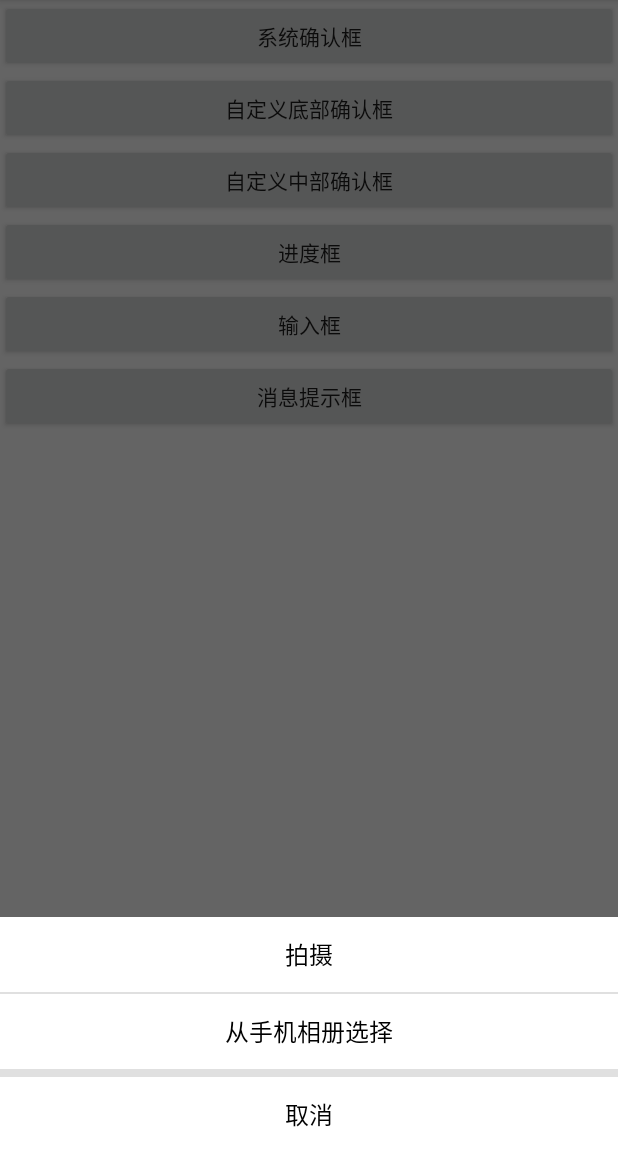
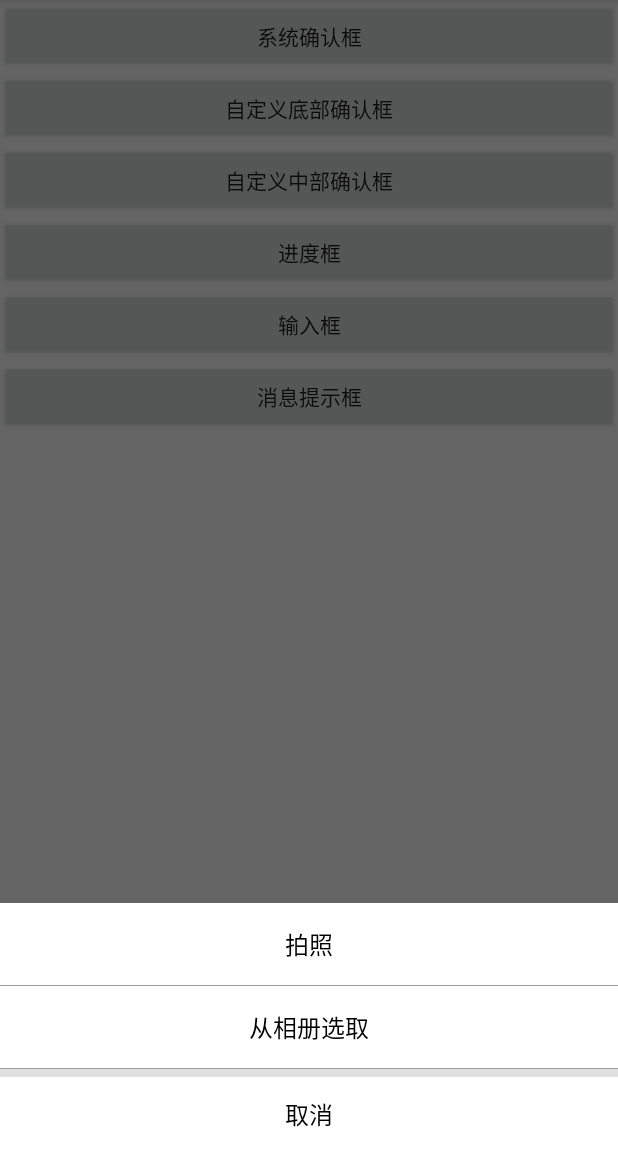
Before and after one commit to jsyjst/Yuan-SpeedDialog, an Android app: the screen it shows after launch (MainActivity), after a tap on "自定义底部确认框", on a phone screen of 412 x 824 dp, the part 84-1236 px from its top. Run offline under Robolectric (Android 15) with nearby library versions, the phone set to English and light mode, and no system bars; libraries missing offline, so code that uses them is left out: com.pnikosis.materialishprogress.

Commit message:
添加底部选择框样式

```diff
--- a/app/build.gradle
+++ b/app/build.gradle
@@ -30,4 +30,5 @@ dependencies {
     androidTestImplementation 'androidx.test:runner:1.1.0-alpha4'
     androidTestImplementation 'androidx.test.espresso:espresso-core:3.1.0-alpha4'
     implementation 'com.pnikosis:materialish-progress:1.7'
+    implementation 'androidx.recyclerview:recyclerview:1.0.0'
 }
--- /dev/null
+++ b/app/src/main/java/com/example/yuan_dialog/adapter/BottomDialogAdapter.java
@@ -0,0 +1,77 @@
+package com.example.yuan_dialog.adapter;
+
+import android.app.Dialog;
+import android.content.Context;
+import android.util.Log;
+import android.view.LayoutInflater;
+import android.view.View;
+import android.view.ViewGroup;
+import android.widget.TextView;
+
+import com.example.yuan_dialog.R;
+import com.example.yuan_dialog.listener.OnMenuItemClickListener;
+
+import java.util.List;
+
+import androidx.annotation.NonNull;
+import androidx.recyclerview.widget.RecyclerView;
+
+/**
+ * <pre>
+ *     author : 残渊
+ *     time   : 2019/07/12
+ *     desc   :
+ * </pre>
+ */
+
+public class BottomDialogAdapter extends RecyclerView.Adapter<BottomDialogAdapter.ViewHolder> {
+    private static final String TAG = "BottomDialogAdapter";
+    private List<String> mMenuNameList;
+    private OnMenuItemClickListener mMenuItemClickListener;
+    private Dialog mDialog;
+
+    public BottomDialogAdapter(List<String> menuNameList){
+        mMenuNameList = menuNameList;
+    }
+
+    @NonNull
+    @Override
+    public ViewHolder onCreateViewHolder(@NonNull ViewGroup viewGroup, int i) {
+        View view = LayoutInflater.from(viewGroup.getContext())
+                .inflate(R.layout.item_bottom_recycler,viewGroup,false);
+        ViewHolder viewHolder = new ViewHolder(view);
+        return viewHolder;
+    }
+
+    @Override
+    public void onBindViewHolder(@NonNull ViewHolder viewHolder, int i) {
+        String menuName = mMenuNameList.get(i);
+        viewHolder.menuTv.setText(menuName);
+        viewHolder.menuItem.setOnClickListener(view1 -> {
+            if(mMenuItemClickListener !=null) {
+                mDialog.cancel();
+                mMenuItemClickListener.onClick(mDialog,i);
+            }
+        });
+    }
+
+    @Override
+    public int getItemCount() {
+        return mMenuNameList.size();
+    }
+
+    static class ViewHolder extends RecyclerView.ViewHolder{
+        TextView menuTv;
+        View menuItem;
+        public ViewHolder(@NonNull View itemView) {
+            super(itemView);
+            menuTv = itemView.findViewById(R.id.menuTv);
+            menuItem = itemView;
+        }
+    }
+
+    public void setMenuItemClickListener(OnMenuItemClickListener menuItemClickListener, Dialog dialog){
+        mDialog = dialog;
+        mMenuItemClickListener = menuItemClickListener;
+    }
+}
--- a/app/src/main/java/com/example/yuan_dialog/dialog/SpeedDialog.java
+++ b/app/src/main/java/com/example/yuan_dialog/dialog/SpeedDialog.java
@@ -3,6 +3,7 @@ package com.example.yuan_dialog.dialog;
 import android.app.Dialog;
 import android.content.Context;
 import android.os.Bundle;
+import android.util.Log;
 import android.view.Gravity;
 import android.view.LayoutInflater;
 import android.view.View;
@@ -14,11 +15,18 @@ import android.widget.TextView;
 
 
 import com.example.yuan_dialog.R;
+import com.example.yuan_dialog.adapter.BottomDialogAdapter;
 import com.example.yuan_dialog.listener.OnInputDialogButtonClickListener;
+import com.example.yuan_dialog.listener.OnMenuItemClickListener;
 import com.example.yuan_dialog.listener.OnSelectClickListener;
 import com.pnikosis.materialishprogress.ProgressWheel;
 
+import java.util.ArrayList;
+import java.util.List;
+
 import androidx.annotation.NonNull;
+import androidx.recyclerview.widget.LinearLayoutManager;
+import androidx.recyclerview.widget.RecyclerView;
 
 
 /**
@@ -44,10 +52,15 @@ public class SpeedDialog extends Dialog implements View.OnClickListener {
     private TextView mMessageTv; //内容
     private TextView mSureBtn; //确定框
     private TextView mCancelBtn;//取消框
+    private TextView mBottomCancelBtn;
+    private TextView mProgressTv;//加载描述
     private ProgressWheel mProgressBar;//加载框
-    private TextView mProgressTv;//加载描述
     private EditText mInputEdit;//输入框
+    private RecyclerView mBottomRecyclerView;
+    private BottomDialogAdapter mBottomDialogAdapter;
+    private LinearLayoutManager mLinearLayoutManager;
     private View mCancelLine;
+    private View mBottomCancelLine;
     private String mTitleText;
     private String mMessageText;
     private String mCancelText;
@@ -58,11 +71,12 @@ public class SpeedDialog extends Dialog implements View.OnClickListener {
     private int mProgressColor;
     private boolean mShowMessage;
     private boolean mShowCancelBtn = true;
+    private List<String> mMenuNameList;
 
     public static final int SELECT_TYPE = 0; //选择框
     public static final int PROGRESS_TYPE = 1;//加载框
     public static final int INPUT_TYPE = 2; //输入框
-    public static final int MESSAGE_TYPE=3; //消息提示框
+    public static final int MESSAGE_TYPE= 3; //消息提示框
     public static final int BOTTOM_SELECT_TYPE = 4; //底部选择框
 
 
@@ -86,7 +100,18 @@ public class SpeedDialog extends Dialog implements View.OnClickListener {
     protected void onCreate(Bundle savedInstanceState) {
         super.onCreate(savedInstanceState);
         if (mDialogType == BOTTOM_SELECT_TYPE) {
-            setContentView(R.layout.dialog_bottom);
+            View parentPanel = LayoutInflater.from(getContext()).inflate(R.layout.dialog_bottom,null);
+            setContentView(parentPanel);
+            mBottomRecyclerView = parentPanel.findViewById(R.id.recycler);
+            mBottomCancelBtn = parentPanel.findViewById(R.id.cancelBtn);
+            mBottomCancelLine = parentPanel.findViewById(R.id.bottomCancelLine);
+            mLinearLayoutManager = new LinearLayoutManager(getContext());
+            mBottomRecyclerView.setLayoutManager(mLinearLayoutManager);
+
+            mBottomCancelBtn.setOnClickListener(this);
+
+            setMenuNameList(mMenuNameList);
+            showCancelButton(mShowCancelBtn);
         } else {
             View parentPanel = LayoutInflater.from(getContext()).inflate(R.layout.dialog_center, null);
             setContentView(parentPanel);
@@ -118,6 +143,7 @@ public class SpeedDialog extends Dialog implements View.OnClickListener {
     public void onClick(View v) {
         switch (v.getId()) {
             case R.id.dialogCancelBtn:
+            case R.id.dialogCancelBottomBtn:
                 cancel();
                 if (mCancelClickListener != null) mCancelClickListener.onClick(this);
                 break;
@@ -129,7 +155,6 @@ public class SpeedDialog extends Dialog implements View.OnClickListener {
                 } else {
                     if (mSureClickListener != null) mSureClickListener.onClick(this);
                 }
-
                 break;
             default:
                 break;
@@ -198,11 +223,19 @@ public class SpeedDialog extends Dialog implements View.OnClickListener {
         return this;
     }
 
+    //根据底部和中部做不同的处理
     public SpeedDialog showCancelButton(boolean showCancelBtn) {
         mShowCancelBtn = showCancelBtn;
-        if (mCancelBtn != null) {
-            mCancelBtn.setVisibility(mShowCancelBtn ? View.VISIBLE : View.GONE);
-            mCancelLine.setVisibility(mShowCancelBtn ? View.VISIBLE : View.GONE);
+        if(mDialogType == BOTTOM_SELECT_TYPE){
+            if(mBottomCancelBtn != null){
+                mBottomCancelBtn.setVisibility(mShowCancelBtn ? View.VISIBLE : View.GONE);
+                mBottomCancelLine.setVisibility(mShowCancelBtn ? View.VISIBLE : View.GONE);
+            }
+        }else {
+            if (mCancelBtn != null) {
+                mCancelBtn.setVisibility(mShowCancelBtn ? View.VISIBLE : View.GONE);
+                mCancelLine.setVisibility(mShowCancelBtn ? View.VISIBLE : View.GONE);
+            }
         }
         return this;
     }
@@ -261,6 +294,21 @@ public class SpeedDialog extends Dialog implements View.OnClickListener {
         return this;
     }
 
+    public SpeedDialog setMenuItemClickListener(OnMenuItemClickListener menuItemClickListener){
+        if(mMenuNameList != null) mBottomDialogAdapter = new BottomDialogAdapter(mMenuNameList);
+        mBottomDialogAdapter.setMenuItemClickListener(menuItemClickListener,this);
+        return this;
+    }
+
+    public SpeedDialog setMenuNameList(List<String> menuNameList){
+        mMenuNameList = menuNameList;
+        if(mMenuNameList != null && mBottomRecyclerView !=null){
+            if(mBottomDialogAdapter==null)mBottomDialogAdapter = new BottomDialogAdapter(mMenuNameList);
+            mBottomRecyclerView.setAdapter(mBottomDialogAdapter);
+        }
+        return this;
+    }
+
     private void showByDialogType(int dialogType) {
         switch (dialogType) {
             case SELECT_TYPE:
--- /dev/null
+++ b/app/src/main/java/com/example/yuan_dialog/listener/OnMenuItemClickListener.java
@@ -0,0 +1,15 @@
+package com.example.yuan_dialog.listener;
+
+import android.app.Dialog;
+
+/**
+ * <pre>
+ *     author : 残渊
+ *     time   : 2019/07/12
+ *     desc   : 底部子项点击回调
+ * </pre>
+ */
+
+public interface OnMenuItemClickListener {
+    void onClick(Dialog dialog,int position);
+}
--- a/app/src/main/java/com/example/yuan_dialog/sample/MainActivity.java
+++ b/app/src/main/java/com/example/yuan_dialog/sample/MainActivity.java
@@ -13,6 +13,10 @@ import android.widget.Toast;
 import com.example.yuan_dialog.R;
 import com.example.yuan_dialog.dialog.SpeedDialog;
 import com.example.yuan_dialog.listener.OnInputDialogButtonClickListener;
+import com.example.yuan_dialog.listener.OnMenuItemClickListener;
+
+import java.util.ArrayList;
+import java.util.List;
 
 public class MainActivity extends AppCompatActivity {
     AlertDialog dialog = null;
@@ -51,8 +55,18 @@ public class MainActivity extends AppCompatActivity {
         dialog.show();
     }
     private void showBottomDialog(){
+        List<String> menuList = new ArrayList<>();
+        menuList.add("拍照");
+        menuList.add("从相册选取");
         SpeedDialog bottomDialog = new SpeedDialog(this, SpeedDialog.BOTTOM_SELECT_TYPE);
-        bottomDialog.show();
+        bottomDialog.setMenuNameList(menuList)
+                .setMenuItemClickListener(new OnMenuItemClickListener() {
+                    @Override
+                    public void onClick(Dialog dialog,int position) {
+                        Toast.makeText(MainActivity.this,menuList.get(position),Toast.LENGTH_SHORT).show();
+                    }
+                })
+                .show();
     }
 
     private void showCenterCancelDialog(){
--- a/app/src/main/res/drawable/bg_edit_text.xml
+++ b/app/src/main/res/drawable/bg_edit_text.xml
@@ -4,7 +4,7 @@
 
     <corners android:radius="5dp"/>
     <solid android:color="@color/white"/>
-    <stroke android:color="@color/gray"
+    <stroke android:color="@color/edit_line"
         android:width="@dimen/dp_1"/>
 
 </shape>
--- a/app/src/main/res/layout/dialog_bottom.xml
+++ b/app/src/main/res/layout/dialog_bottom.xml
@@ -1,43 +1,30 @@
 <?xml version="1.0" encoding="utf-8"?>
 <LinearLayout xmlns:android="http://schemas.android.com/apk/res/android"
+    android:id="@+id/BottomList"
     android:orientation="vertical"
     android:layout_width="match_parent"
     android:layout_height="match_parent"
     android:background="#fff">
 
-    <TextView
-        android:id="@+id/takePhotoTv"
-        android:layout_width="match_parent"
-        android:layout_height="50dp"
-        android:text="拍摄"
-        android:gravity="center"
-        android:textSize="16sp"
-        android:textColor="@color/black"/>
+    <androidx.recyclerview.widget.RecyclerView
+        android:id="@+id/recycler"
+        android:layout_width="wrap_content"
+        android:layout_height="wrap_content"
+        >
+
+    </androidx.recyclerview.widget.RecyclerView>
 
     <View
-        android:layout_width="match_parent"
-        android:layout_height="1dp"
-        android:background="@color/bottom_line"/>
-
-    <TextView
-        android:id="@+id/takePicTv"
-        android:layout_width="match_parent"
-        android:layout_height="50dp"
-        android:text="从手机相册选择"
-        android:gravity="center"
-        android:textSize="16sp"
-        android:textColor="@color/black"/>
-
-    <View
+        android:id="@+id/bottomCancelLine"
         android:layout_width="match_parent"
         android:layout_height="5dp"
         android:background="@color/bottom_line"/>
 
     <TextView
-        android:id="@+id/tv_cancel"
+        android:id="@+id/cancelBtn"
         android:layout_width="match_parent"
         android:layout_height="50dp"
-        android:text="取消"
+        android:text="@string/cancel_text"
         android:gravity="center"
         android:textSize="16sp"
         android:textColor="@color/black"/>
--- a/app/src/main/res/layout/dialog_center.xml
+++ b/app/src/main/res/layout/dialog_center.xml
@@ -78,7 +78,7 @@
                 android:layout_gravity="center"
                 android:layout_weight="1"
                 android:gravity="center"
-                android:text="@string/normal_cancel_text"
+                android:text="@string/cancel_text"
                 android:textColor="@color/black"
                 android:textSize="@dimen/sp_16" />
 
@@ -117,7 +117,6 @@
             android:layout_width="80dp"
             android:layout_height="80dp"
             android:layout_gravity="center"
-            wheel:matProg_barColor="#5588FF"
             wheel:matProg_progressIndeterminate="true" />
 
         <TextView
--- /dev/null
+++ b/app/src/main/res/layout/item_bottom_recycler.xml
@@ -0,0 +1,24 @@
+<?xml version="1.0" encoding="utf-8"?>
+<LinearLayout xmlns:android="http://schemas.android.com/apk/res/android"
+    android:layout_width="match_parent"
+    android:layout_height="wrap_content"
+    android:orientation="vertical"
+    >
+
+    <TextView
+        android:id="@+id/menuTv"
+        android:layout_width="match_parent"
+        android:layout_height="wrap_content"
+        android:gravity="center"
+        android:paddingBottom="15dp"
+        android:paddingTop="15dp"
+        android:singleLine="true"
+        android:text="你好"
+        android:textColor="@color/black"
+        android:textSize="@dimen/sp_16"/>
+    <View
+        android:layout_width="match_parent"
+        android:layout_height="0.5dp"
+        android:background="@color/gray"/>
+
+</LinearLayout>
--- a/app/src/main/res/values/colors.xml
+++ b/app/src/main/res/values/colors.xml
@@ -8,4 +8,5 @@
     <color name="gray">#9E9E9E</color>
     <color name="bottom_line">#E0E0E0</color>
     <color name="black">#000</color>
+    <color name="edit_line">#616161</color>
 </resources>
--- a/app/src/main/res/values/strings.xml
+++ b/app/src/main/res/values/strings.xml
@@ -1,7 +1,7 @@
 <resources>
     <string name="app_name">Yuan-Dialog</string>
 
-    <string name="normal_cancel_text">取消</string>
+    <string name="cancel_text">取消</string>
     <string name="normal_sure_text">确定</string>
     <string name="progress_text">Loading</string>
 </resources>
```
